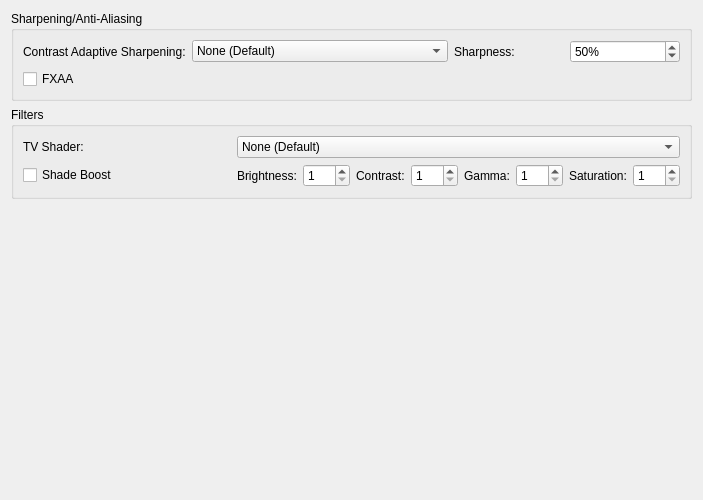
First picture: the form in pcsx2-qt/Settings/GraphicsPostProcessingSettingsTab.ui, repository PCSX2/pcsx2, before the edit.
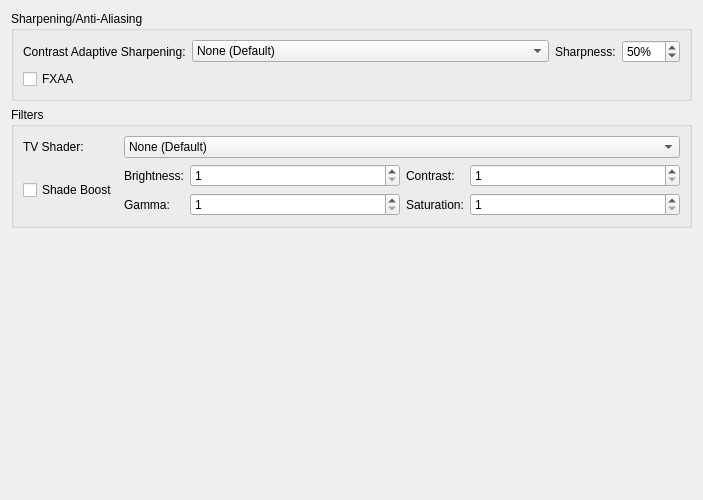
Second picture: the form after the edit.

Commit message: Qt: Fix various settings window layout issues

```diff
--- a/pcsx2-qt/Settings/GraphicsPostProcessingSettingsTab.ui
+++ b/pcsx2-qt/Settings/GraphicsPostProcessingSettingsTab.ui
@@ -28,9 +28,15 @@
        </widget>
       </item>
       <item row="0" column="1">
-       <layout class="QHBoxLayout" name="casLayout">
+       <layout class="QHBoxLayout" name="casLayout" stretch="1,0">
         <item>
          <widget class="QComboBox" name="casMode">
+          <property name="sizePolicy">
+           <sizepolicy hsizetype="Ignored" vsizetype="Fixed">
+            <horstretch>0</horstretch>
+            <verstretch>0</verstretch>
+           </sizepolicy>
+          </property>
           <item>
            <property name="text">
             <string>None (Default)</string>
@@ -98,16 +104,16 @@
        </widget>
       </item>
       <item row="1" column="1">
-       <layout class="QHBoxLayout" name="shadeBoostLayout">
-        <item>
+       <layout class="QGridLayout" name="gridLayout" columnstretch="0,1,0,1">
+        <item row="0" column="0">
          <widget class="QLabel" name="brightnessLabel">
           <property name="text">
            <string>Brightness:</string>
           </property>
          </widget>
         </item>
-        <item>
-         <widget class="QSpinBox" name="shadeBoostBrightness">
+        <item row="0" column="3">
+         <widget class="QSpinBox" name="shadeBoostContrast">
           <property name="minimum">
            <number>1</number>
           </property>
@@ -116,15 +122,15 @@
           </property>
          </widget>
         </item>
-        <item>
+        <item row="0" column="2">
          <widget class="QLabel" name="contrastLabel">
           <property name="text">
            <string>Contrast:</string>
           </property>
          </widget>
         </item>
-        <item>
-         <widget class="QSpinBox" name="shadeBoostContrast">
+        <item row="0" column="1">
+         <widget class="QSpinBox" name="shadeBoostBrightness">
           <property name="minimum">
            <number>1</number>
           </property>
@@ -133,14 +139,14 @@
           </property>
          </widget>
         </item>
-        <item>
+        <item row="1" column="0">
          <widget class="QLabel" name="gammaLabel">
           <property name="text">
            <string>Gamma:</string>
           </property>
          </widget>
         </item>
-        <item>
+        <item row="1" column="1">
          <widget class="QSpinBox" name="shadeBoostGamma">
           <property name="minimum">
            <number>1</number>
@@ -150,14 +156,14 @@
           </property>
          </widget>
         </item>
-        <item>
+        <item row="1" column="2">
          <widget class="QLabel" name="saturationLabel">
           <property name="text">
            <string>Saturation:</string>
           </property>
          </widget>
         </item>
-        <item>
+        <item row="1" column="3">
          <widget class="QSpinBox" name="shadeBoostSaturation">
           <property name="minimum">
            <number>1</number>
@@ -231,7 +237,7 @@
      <property name="sizeHint" stdset="0">
       <size>
        <width>20</width>
-       <height>40</height>
+       <height>0</height>
       </size>
      </property>
     </spacer>
```
The commit also changes 31 other files.
